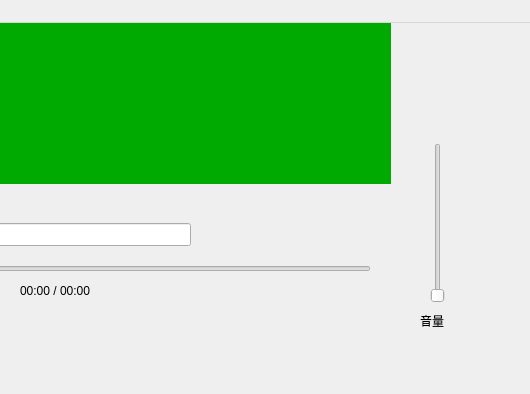
Above: VideoClientQt/mainwindow.ui from jc875/VideoPlay before the change; both pictures show x 270 to 800 and y 0 to 394 of the 800 by 600 pixel window. Below: the same form after it.
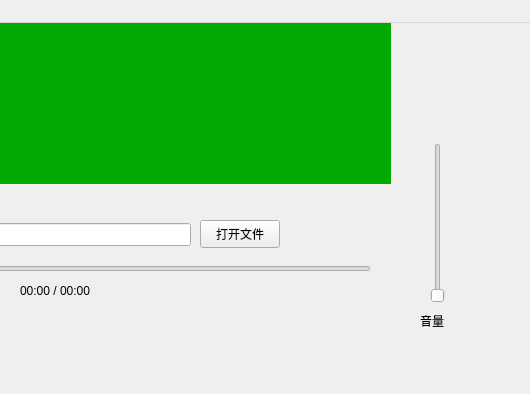
That is the form after the change.

Commit message: feat(VideoClientQt): 新增'打开文件'按钮(QFileDialog 选视频,路径自动填地址框)

Patch:
```diff
--- a/VideoClientQt/mainwindow.ui
+++ b/VideoClientQt/mainwindow.ui
@@ -102,6 +102,19 @@
      </rect>
     </property>
    </widget>
+   <widget class="QPushButton" name="openButton">
+    <property name="geometry">
+     <rect>
+      <x>470</x>
+      <y>197</y>
+      <width>80</width>
+      <height>28</height>
+     </rect>
+    </property>
+    <property name="text">
+     <string>打开文件</string>
+    </property>
+   </widget>
    <widget class="QLabel" name="label_2">
     <property name="geometry">
      <rect>
```
The commit also changes 2 other files.
